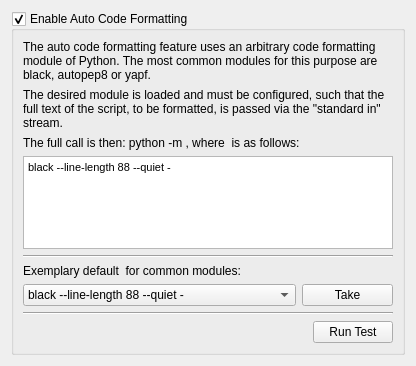
This is Qitom/ui/widgetPropEditorAutoCodeFormat.ui in itom-project/itom as Qt 5 draws it before an edit. The edited form follows.
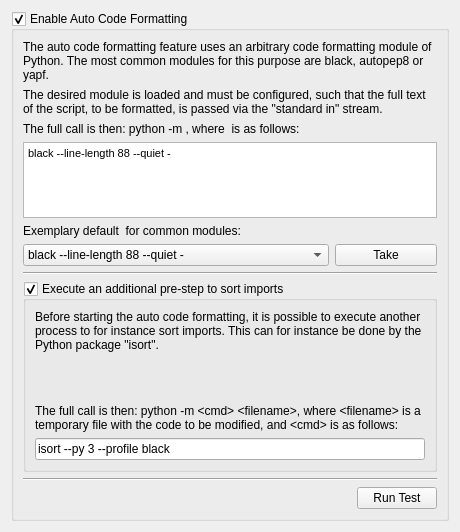
This is the edited form.

Commit message: more work to integrate isort to the auto code formatting

What changed in the file:
```diff
--- a/Qitom/ui/widgetPropEditorAutoCodeFormat.ui
+++ b/Qitom/ui/widgetPropEditorAutoCodeFormat.ui
@@ -6,8 +6,8 @@
    <rect>
     <x>0</x>
     <y>0</y>
-    <width>416</width>
-    <height>366</height>
+    <width>460</width>
+    <height>532</height>
    </rect>
   </property>
   <property name="windowTitle">
@@ -54,23 +54,19 @@
        <widget class="QTextEdit" name="txtCmd">
         <property name="html">
          <string>&lt;!DOCTYPE HTML PUBLIC &quot;-//W3C//DTD HTML 4.0//EN&quot; &quot;http://www.w3.org/TR/REC-html40/strict.dtd&quot;&gt;
-&lt;html&gt;&lt;head&gt;&lt;meta name=&quot;qrichtext&quot; content=&quot;1&quot; /&gt;&lt;style type=&quot;text/css&quot;&gt;
+&lt;html&gt;&lt;head&gt;&lt;meta name=&quot;qrichtext&quot; content=&quot;1&quot; /&gt;&lt;meta charset=&quot;utf-8&quot; /&gt;&lt;style type=&quot;text/css&quot;&gt;
 p, li { white-space: pre-wrap; }
-&lt;/style&gt;&lt;/head&gt;&lt;body style=&quot; font-family:'MS Shell Dlg 2'; font-size:8.25pt; font-weight:400; font-style:normal;&quot;&gt;
-&lt;p style=&quot; margin-top:0px; margin-bottom:0px; margin-left:0px; margin-right:0px; -qt-block-indent:0; text-indent:0px;&quot;&gt;&lt;span style=&quot; font-size:8pt;&quot;&gt;black --line-length 88 --quiet -&lt;/span&gt;&lt;/p&gt;&lt;/body&gt;&lt;/html&gt;</string>
+hr { height: 1px; border-width: 0; }
+li.unchecked::marker { content: &quot;\2610&quot;; }
+li.checked::marker { content: &quot;\2612&quot;; }
+&lt;/style&gt;&lt;/head&gt;&lt;body style=&quot; font-family:'Segoe UI'; font-size:9pt; font-weight:400; font-style:normal;&quot;&gt;
+&lt;p style=&quot; margin-top:0px; margin-bottom:0px; margin-left:0px; margin-right:0px; -qt-block-indent:0; text-indent:0px;&quot;&gt;&lt;span style=&quot; font-family:'MS Shell Dlg 2'; font-size:8pt;&quot;&gt;black --line-length 88 --quiet -&lt;/span&gt;&lt;/p&gt;&lt;/body&gt;&lt;/html&gt;</string>
         </property>
         <property name="acceptRichText">
          <bool>false</bool>
         </property>
        </widget>
       </item>
-      <item>
-       <widget class="Line" name="line">
-        <property name="orientation">
-         <enum>Qt::Horizontal</enum>
-        </property>
-       </widget>
-      </item>
       <item>
        <widget class="QLabel" name="label_4">
         <property name="text">
@@ -115,6 +111,48 @@
         </property>
        </widget>
       </item>
+      <item>
+       <widget class="QGroupBox" name="groupImportsSorting">
+        <property name="minimumSize">
+         <size>
+          <width>0</width>
+          <height>0</height>
+         </size>
+        </property>
+        <property name="title">
+         <string>Execute an additional pre-step to sort imports</string>
+        </property>
+        <property name="checkable">
+         <bool>true</bool>
+        </property>
+        <layout class="QVBoxLayout" name="verticalLayout_3">
+         <item>
+          <widget class="QLabel" name="label_5">
+           <property name="text">
+            <string>&lt;html&gt;&lt;head/&gt;&lt;body&gt;&lt;p&gt;Before starting the auto code formatting, it is possible to execute another process to for instance sort imports. This can for instance be done by the Python package &amp;quot;isort&amp;quot;.&lt;/p&gt;&lt;p&gt;&lt;br/&gt;&lt;/p&gt;&lt;p&gt;The full call is then: python -m &amp;lt;cmd&amp;gt; &amp;lt;filename&amp;gt;, where &amp;lt;filename&amp;gt; is a temporary file with the code to be modified, and &amp;lt;cmd&amp;gt; is as follows:&lt;/p&gt;&lt;/body&gt;&lt;/html&gt;</string>
+           </property>
+           <property name="wordWrap">
+            <bool>true</bool>
+           </property>
+          </widget>
+         </item>
+         <item>
+          <widget class="QLineEdit" name="txtPreCmd">
+           <property name="text">
+            <string>isort --py 3 --profile black</string>
+           </property>
+          </widget>
+         </item>
+        </layout>
+       </widget>
+      </item>
+      <item>
+       <widget class="Line" name="line_3">
+        <property name="orientation">
+         <enum>Qt::Horizontal</enum>
+        </property>
+       </widget>
+      </item>
       <item>
        <layout class="QHBoxLayout" name="horizontalLayout">
         <item>
```
The commit also changes 4 other files.
